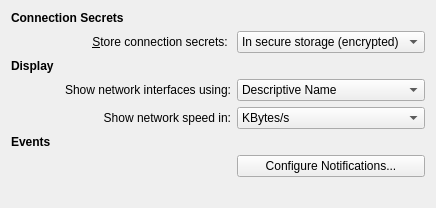
Before: the Qt Designer form settings/config/othersettings.ui in KDE/networkmanagement, drawn with Qt 5.
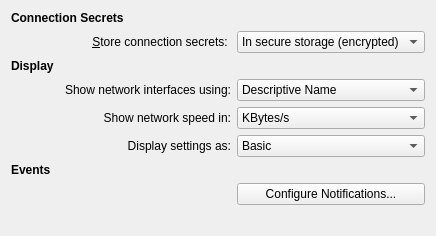
After: the same form once the commit is applied.

Commit message:
Add support for 802.1x subject_match and altsubject_match settings, introduced in NetworkManager 0.9.0
bump minimum required NM version to 0.9.0

This also introduces a UI setting to display a basic or advanced user
interface. This currently only affects 802.1x settings,but could be
extended to other settings as well.

```diff
--- a/settings/config/othersettings.ui
+++ b/settings/config/othersettings.ui
@@ -7,7 +7,7 @@
     <x>0</x>
     <y>0</y>
     <width>436</width>
-    <height>148</height>
+    <height>180</height>
    </rect>
   </property>
   <layout class="QGridLayout" name="gridLayout">
@@ -118,21 +118,21 @@
      </item>
     </widget>
    </item>
-   <item row="5" column="0">
+   <item row="6" column="0">
     <widget class="QLabel" name="label_5">
      <property name="text">
       <string>&lt;b&gt;Events&lt;/b&gt;</string>
      </property>
     </widget>
    </item>
-   <item row="6" column="2">
+   <item row="7" column="2">
     <widget class="QPushButton" name="notificationsButton">
      <property name="text">
       <string>Configure Notifications...</string>
      </property>
     </widget>
    </item>
-   <item row="7" column="1">
+   <item row="8" column="1">
     <spacer name="verticalSpacer">
      <property name="orientation">
       <enum>Qt::Vertical</enum>
@@ -145,8 +145,31 @@
      </property>
     </spacer>
    </item>
-   <item row="8" column="0">
-    <widget class="QLabel" name="lblVersion">
+   <item row="9" column="0">
+    <widget class="QLabel" name="lblVersion"/>
+   </item>
+   <item row="5" column="0" colspan="2">
+    <widget class="QLabel" name="label">
+     <property name="text">
+      <string>Display settings as:</string>
+     </property>
+     <property name="alignment">
+      <set>Qt::AlignRight|Qt::AlignTrailing|Qt::AlignVCenter</set>
+     </property>
+    </widget>
+   </item>
+   <item row="5" column="2">
+    <widget class="QComboBox" name="kcfg_ShowAdvancedSettings">
+     <item>
+      <property name="text">
+       <string>Basic</string>
+      </property>
+     </item>
+     <item>
+      <property name="text">
+       <string>Advanced</string>
+      </property>
+     </item>
     </widget>
    </item>
   </layout>
```
The commit also changes 18 other files.
